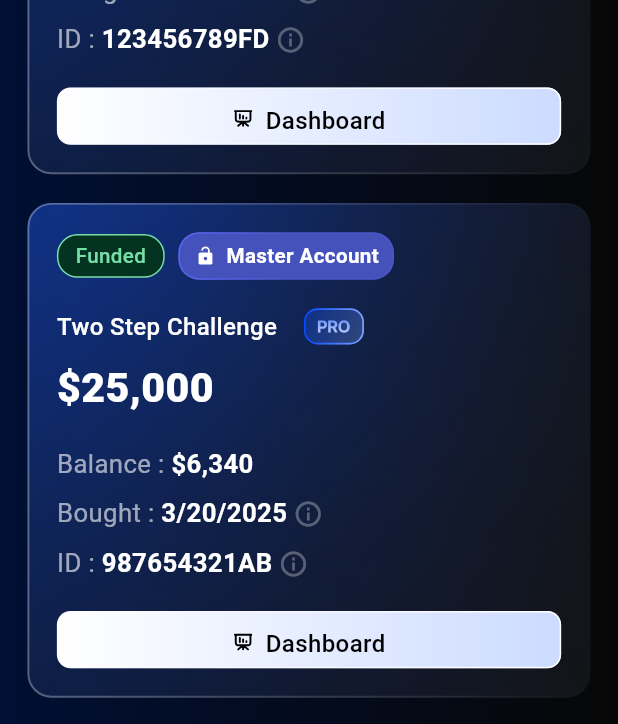
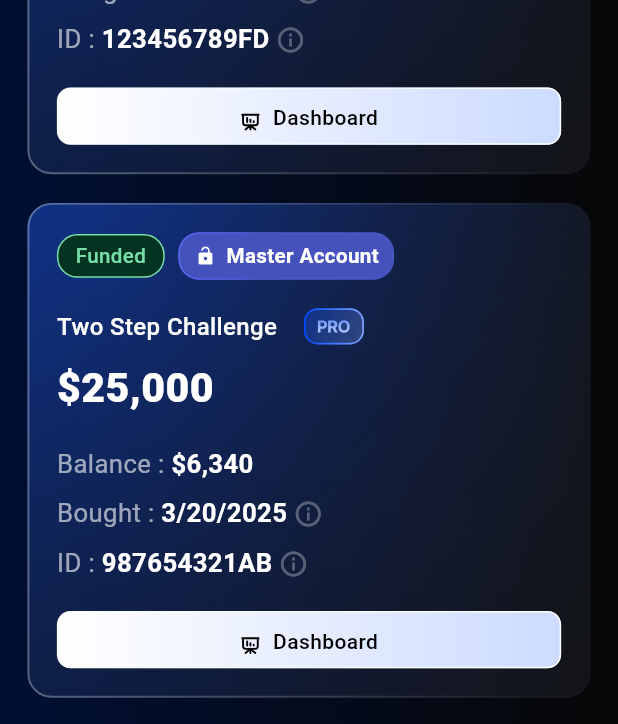
Before and after one commit to edokichuks/xpert_funding_test, a Flutter app: the screen it shows after launch, on a phone screen of 412 x 824 dp. Shown: the part 426-1150 px from the top of the screen. Run offline on Flutter 3.47's test engine with Material 3 defaults, Android fonts, the phone set to English and light mode, and no system bars; our stand-ins replace cached_network_image, carousel_slider, device_preview, dio, equatable, flutter_riverpod and 15 more; missing offline and left inert: flutter_pin_code_fields, phone_form_field; accounts and stored records are empty; generated files the repository leaves out were written again; Roboto replaces fonts that are missing (Mona).

```diff
--- a/lib/main.dart
+++ b/lib/main.dart
@@ -68,6 +68,7 @@ class _MyAppState extends ConsumerState<MyApp> with WidgetsBindingObserver {
       // designSize: const Size(375, 812),
       minTextAdapt: true,
       splitScreenMode: true,
+
       builder: (context, widget) {
         return Listener(
           onPointerDown: (event) {},
--- a/lib/src/features/account/widgets/account_card_mobile.dart
+++ b/lib/src/features/account/widgets/account_card_mobile.dart
@@ -273,7 +273,7 @@ class AccountCardMobile extends StatelessWidget {
             width: 311.w,
             height: 32.h,
 
-            padding: EdgeInsets.symmetric(vertical: 8.h, horizontal: 16.w),
+            padding: EdgeInsets.symmetric(vertical: 6.h, horizontal: 16.w),
             decoration: BoxDecoration(
               borderRadius: BorderRadius.circular(8.r),
               color: Colors.white,
@@ -302,7 +302,8 @@ class AccountCardMobile extends StatelessWidget {
                   'Dashboard',
                   style: TextStyle(
                     fontWeight: FontWeight.w500,
-                    fontSize: 14.sp,
+                    fontSize: 14,
+                    color: Colors.black,
                   ),
                 ),
               ],
```
Also changed, not shown: lib/src/features/account/widgets/account_card_desktop.dart (+6 -2 lines), 30 other files.
